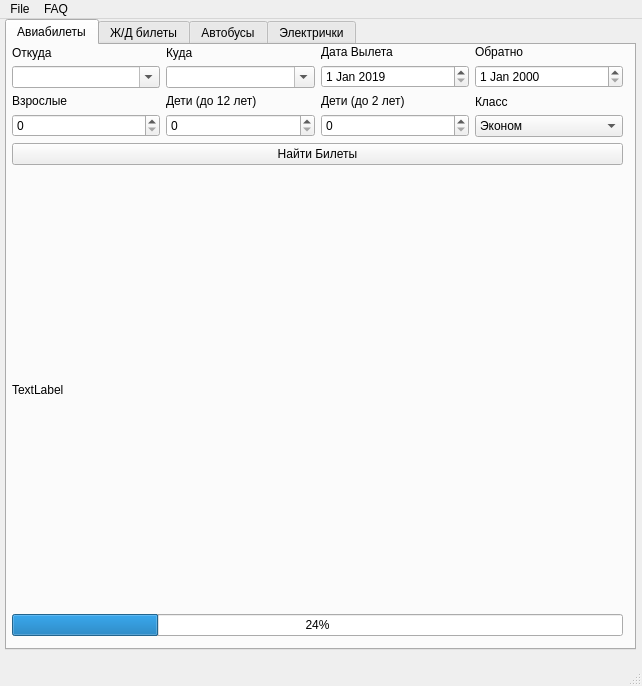
The window that FindTicket/mainwindow.ui (alshitov/laboratories) describes before a commit, drawn with Qt 5.
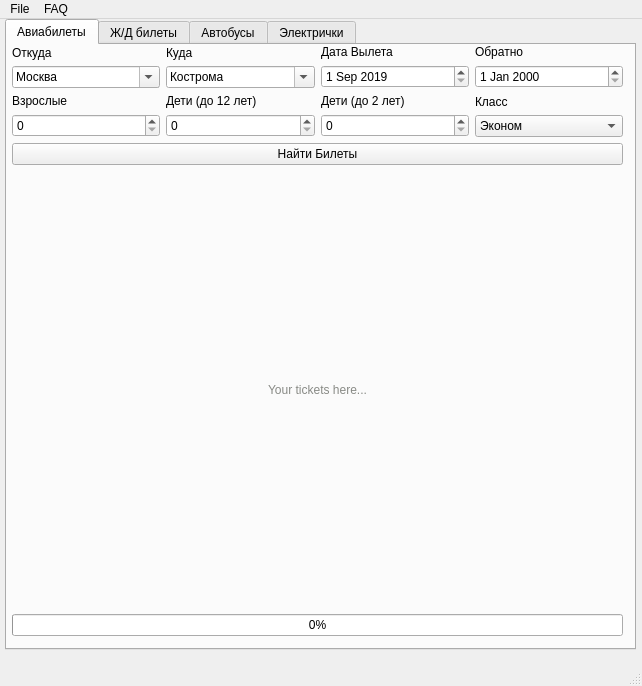
The same window after the commit.

Patch:
```diff
--- a/FindTicket/mainwindow.ui
+++ b/FindTicket/mainwindow.ui
@@ -103,7 +103,13 @@
           <item row="4" column="0">
            <widget class="QProgressBar" name="aviaSearchProgressBar">
             <property name="value">
-             <number>24</number>
+             <number>0</number>
+            </property>
+            <property name="textVisible">
+             <bool>true</bool>
+            </property>
+            <property name="format">
+             <string>%p%</string>
             </property>
            </widget>
           </item>
@@ -140,6 +146,9 @@
                 <property name="editable">
                  <bool>true</bool>
                 </property>
+                <property name="currentText">
+                 <string>Москва</string>
+                </property>
                </widget>
               </item>
              </layout>
@@ -161,7 +170,7 @@
                   <minute>0</minute>
                   <second>0</second>
                   <year>2019</year>
-                  <month>1</month>
+                  <month>9</month>
                   <day>1</day>
                  </datetime>
                 </property>
@@ -183,6 +192,9 @@
                 <property name="editable">
                  <bool>true</bool>
                 </property>
+                <property name="currentText">
+                 <string>Кострома</string>
+                </property>
                </widget>
               </item>
              </layout>
@@ -264,9 +276,103 @@
           <item row="3" column="0">
            <layout class="QVBoxLayout" name="aviaResultsVertLayout">
             <item>
-             <widget class="QLabel" name="label">
+             <widget class="QLabel" name="preview">
+              <property name="palette">
+               <palette>
+                <active>
+                 <colorrole role="WindowText">
+                  <brush brushstyle="SolidPattern">
+                   <color alpha="255">
+                    <red>136</red>
+                    <green>138</green>
+                    <blue>133</blue>
+                   </color>
+                  </brush>
+                 </colorrole>
+                 <colorrole role="Text">
+                  <brush brushstyle="SolidPattern">
+                   <color alpha="255">
+                    <red>136</red>
+                    <green>138</green>
+                    <blue>133</blue>
+                   </color>
+                  </brush>
+                 </colorrole>
+                 <colorrole role="PlaceholderText">
+                  <brush brushstyle="SolidPattern">
+                   <color alpha="128">
+                    <red>136</red>
+                    <green>138</green>
+                    <blue>133</blue>
+                   </color>
+                  </brush>
+                 </colorrole>
+                </active>
+                <inactive>
+                 <colorrole role="WindowText">
+                  <brush brushstyle="SolidPattern">
+                   <color alpha="255">
+                    <red>136</red>
+                    <green>138</green>
+                    <blue>133</blue>
+                   </color>
+                  </brush>
+                 </colorrole>
+                 <colorrole role="Text">
+                  <brush brushstyle="SolidPattern">
+                   <color alpha="255">
+                    <red>136</red>
+                    <green>138</green>
+                    <blue>133</blue>
+                   </color>
+                  </brush>
+                 </colorrole>
+                 <colorrole role="PlaceholderText">
+                  <brush brushstyle="SolidPattern">
+                   <color alpha="128">
+                    <red>136</red>
+                    <green>138</green>
+                    <blue>133</blue>
+                   </color>
+                  </brush>
+                 </colorrole>
+                </inactive>
+                <disabled>
+                 <colorrole role="WindowText">
+                  <brush brushstyle="SolidPattern">
+                   <color alpha="255">
+                    <red>190</red>
+                    <green>190</green>
+                    <blue>190</blue>
+                   </color>
+                  </brush>
+                 </colorrole>
+                 <colorrole role="Text">
+                  <brush brushstyle="SolidPattern">
+                   <color alpha="255">
+                    <red>190</red>
+                    <green>190</green>
+                    <blue>190</blue>
+                   </color>
+                  </brush>
+                 </colorrole>
+                 <colorrole role="PlaceholderText">
+                  <brush brushstyle="SolidPattern">
+                   <color alpha="128">
+                    <red>0</red>
+                    <green>0</green>
+                    <blue>0</blue>
+                   </color>
+                  </brush>
+                 </colorrole>
+                </disabled>
+               </palette>
+              </property>
               <property name="text">
-               <string>TextLabel</string>
+               <string>Your tickets here...</string>
+              </property>
+              <property name="alignment">
+               <set>Qt::AlignCenter</set>
               </property>
              </widget>
             </item>
```
Left out of the diff: 310 changed lines with no effect on the pictures.
